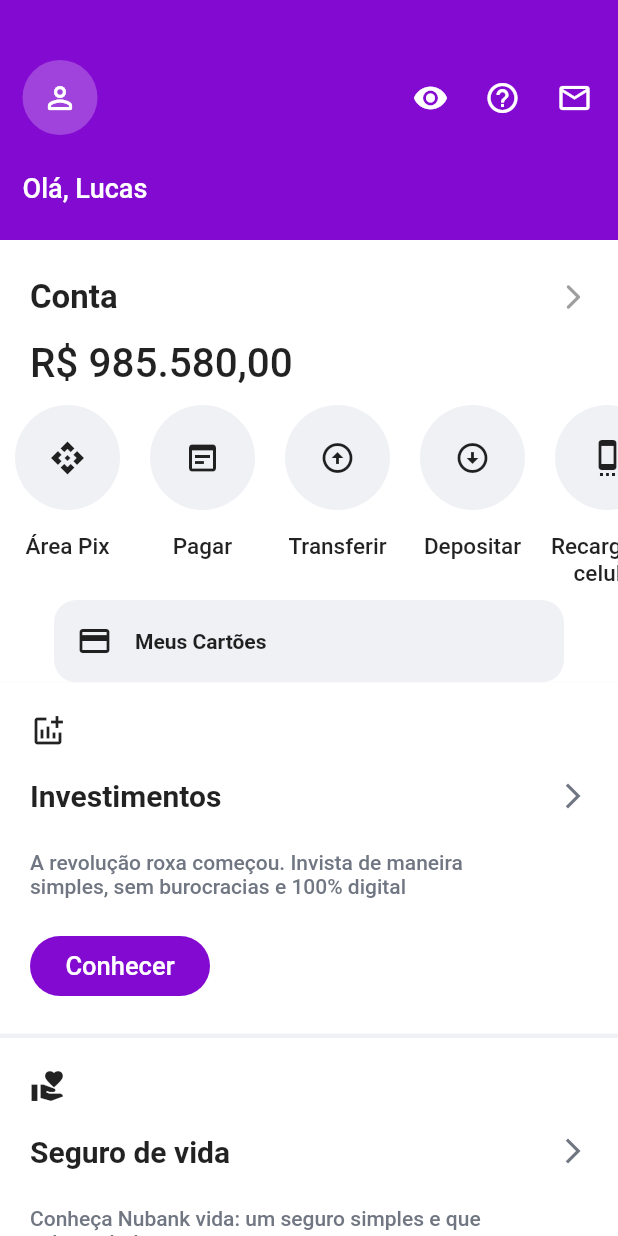
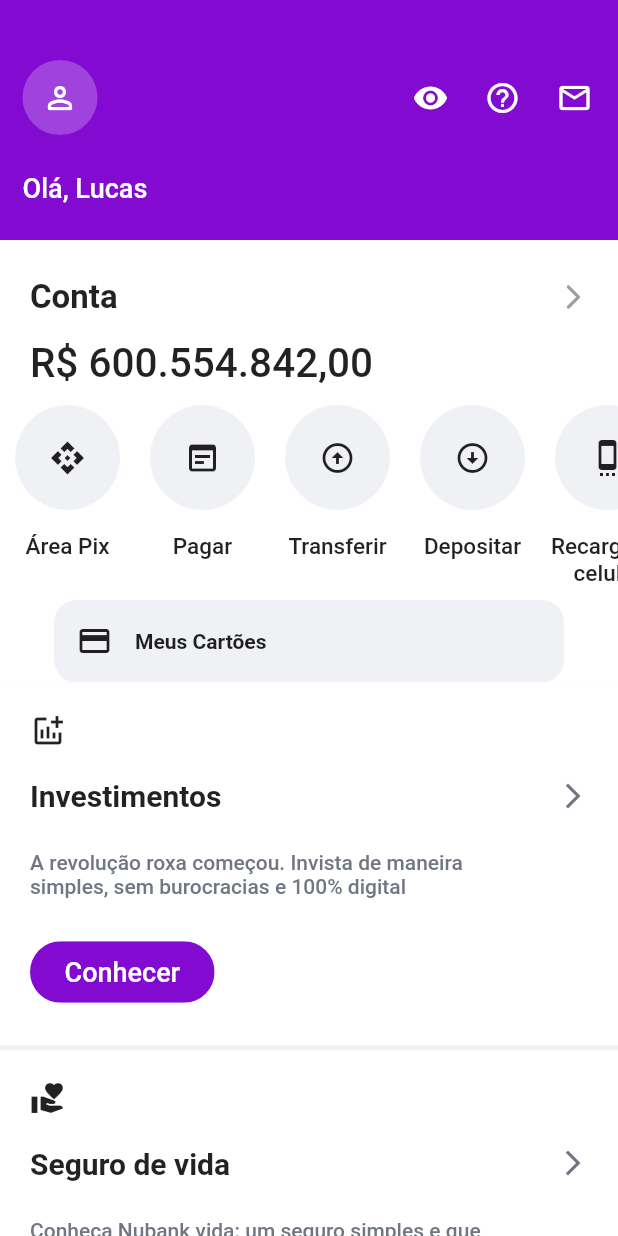
Before and after one commit to lucasbustamante/Clone_NuBank, a Flutter app: the screen it shows after launch, on a phone screen of 412 x 824 dp. Run offline on Flutter 3.47's test engine with Material 2 defaults, Android fonts, the phone set to English and light mode, and no system bars.

Commit message:
atualização 27102021

```diff
--- a/lib/core/constants.dart
+++ b/lib/core/constants.dart
@@ -1,2 +1,2 @@
 const Username = 'Lucas';
-const Value = '985.580,00';
+const Value = '600.554.842,00';
--- a/lib/designer/card (Cópia em conflito de EXPEDICAO-81 2021-10-25).dart
+++ /dev/null
@@ -1,22 +0,0 @@
-import 'package:flutter/material.dart';
-
-class Cards extends StatelessWidget {
-  final IconData? icon;
-  final String text;
-
-  Cards (this.text, {this.icon});
-
-  @override
-  Widget build(BuildContext context) {
-    return Container(
-      width: MediaQuery.of(context).size.width,
-      child: Column(
-        children: [
-          Icon(icon),
-          SizedBox(height: 20),
-          Text(text)
-        ],
-      )
-    );
-  }
-}
--- a/lib/designer/card.dart
+++ b/lib/designer/card.dart
@@ -1,14 +1,15 @@
 import 'package:flutter/cupertino.dart';
 import 'package:flutter/material.dart';
 import 'package:nubank/designer/colors.dart';
+import 'package:nubank/designer/purple_button.dart';
 
 class Cards extends StatelessWidget {
   final IconData? icon;
   final String title;
   final String? text;
-  final String? tags;
+  final String? button;
 
-  Cards (this.title,  {this.text, this.icon,this.tags});
+  Cards (this.title,  {this.text, this.icon,this.button});
 
   @override
   Widget build(BuildContext context) {
@@ -35,14 +36,8 @@ class Cards extends StatelessWidget {
               Text(text!,style: TextStyle(color: aSecondaryTextColor, fontWeight:
               FontWeight.w500, fontSize: 14)),
             SizedBox(height: 25,),
-            if (tags!= null)
-              Container(
-              height: 40, width: 120,
-              decoration: BoxDecoration(color: aPrimaryColor,
-              borderRadius: BorderRadius.circular(40)),
-              child: Center(child: Text(tags!, style: TextStyle(
-                color: aContainerColor, fontSize: 17, fontWeight: FontWeight.w500
-              ),)),),
+            if (button!= null)
+              PurpleButton('Conhecer'),
             SizedBox(height: 25,),
           ],
         ),
--- /dev/null
+++ b/lib/designer/main_card.dart
@@ -0,0 +1,36 @@
+import 'package:flutter/cupertino.dart';
+import 'package:flutter/material.dart';
+import 'package:nubank/designer/card.dart';
+import 'package:nubank/designer/colors.dart';
+import '../other_cards.dart';
+
+class MainCard extends StatelessWidget {
+  const MainCard({Key? key}) : super(key: key);
+
+  @override
+  Widget build(BuildContext context) {
+    return Container(
+      color: aBackgroundColor,
+        child: Column(
+          children: [
+            Cards('Investimentos',
+                icon: Icons.addchart,
+                text: 'A revolução roxa começou. Invista de maneira\nsimples,'
+                    ' sem burocracias e 100% digital',
+                button: 'Conhecer'),
+            SizedBox(height: 3),
+            Cards(
+              'Seguro de vida',
+              text: 'Conheça Nubank vida: um seguro simples e que\n'
+                  'cabe no bolso. ',
+              icon: Icons.volunteer_activism,
+            ),
+            SizedBox(
+              height: 3,
+            ),
+          ],
+        ),
+
+    );
+  }
+}
--- a/lib/designer/screens/home_page.dart
+++ b/lib/designer/screens/home_page.dart
@@ -1,12 +1,11 @@
 import 'package:flutter/cupertino.dart';
 import 'package:flutter/material.dart';
-import 'package:nubank/designer/card.dart';
 import 'package:nubank/designer/circle_button.dart';
 import 'package:nubank/designer/colors.dart';
 import 'package:nubank/designer/screens/my_cards.dart';
 import 'package:nubank/designer/screens/profile.dart';
 import 'package:nubank/designer/value_card.dart';
-
+import '../main_card.dart';
 import '../other_cards.dart';
 
 class HomePage extends StatefulWidget {
@@ -21,7 +20,14 @@ class _HomePageState extends State<HomePage> {
   Widget build(BuildContext context) {
     return Scaffold(
       backgroundColor: aBackgroundColor,
-      body: SingleChildScrollView(
+      body: Container(decoration: BoxDecoration(
+        gradient: LinearGradient(begin: Alignment.topCenter,
+            end: Alignment.bottomCenter,
+          colors:[aPrimaryColor, Colors.white],
+          stops: [0.5,0.5],
+        )
+      ),
+        child: SingleChildScrollView(
           physics: BouncingScrollPhysics(),
           child: Column(
             children: [
@@ -31,32 +37,74 @@ class _HomePageState extends State<HomePage> {
                   width: MediaQuery.of(context).size.width,
                   color: aContainerColor,
                   child: SingleChildScrollView(
+                    physics: BouncingScrollPhysics(),
                     scrollDirection: Axis.horizontal,
-                  physics: BouncingScrollPhysics(),
                     child: Row(
                       children: [
-                      CircleButton('Área Pix', icon: Icons.api,),
+                        CircleButton(
+                          'Área Pix',
+                          icon: Icons.api,
+                        ),
                         CircleButton('Pagar', icon: Icons.wysiwyg),
-                      CircleButton('Transferir',icon: Icons.arrow_circle_up),
-                      CircleButton('Depositar',icon: Icons.arrow_circle_down),
-                      CircleButton('Recarga de celular',icon: Icons.settings_cell),
-                      CircleButton('Transferir Internac.',icon: Icons.arrow_circle_up_outlined),
-                        CircleButton('Encotrar atalhos', tag: 'Dica',),                   ],
+                        CircleButton('Transferir', icon: Icons.arrow_circle_up),
+                        CircleButton('Depositar', icon: Icons.arrow_circle_down),
+                        CircleButton('Recarga de celular',
+                            icon: Icons.settings_cell),
+                        CircleButton('Transferir Internac.',
+                            icon: Icons.arrow_circle_up_outlined),
+                        CircleButton(
+                          'Encotrar atalhos',
+                          tag: 'Dica',
+                        ),
+                      ],
                     ),
                   )),
               MyCards(),
-            Cards('Investimentos',icon: Icons.addchart,
-              text: 'A revolução roxa começou. Invista de maneira\nsimples,'
-                  ' sem burocracias e 100% digital',tags: 'Conhecer'),
-            SizedBox(height: 3),
-            Cards('Seguro de vida', text: 'Conheça Nubank vida: um seguro simples e que\n'
-                'cabe no bolso. ', icon: Icons.volunteer_activism,),
-            SizedBox(height: 3,),
-            Cards('Conhecer mais',),
-            OtherCards('Função débito', text: 'Você no controle das suas compras do\n'
-                'dia a dia de um jeito fácil e\ntransparente.',
-            tag: 'Ativar débito',),
+              MainCard(),
+              Container(
+                width: MediaQuery.of(context).size.width,
+                color: aContainerColor,
+                child: Column(
+                  crossAxisAlignment: CrossAxisAlignment.start,
+                  children: [
+                    SizedBox(
+                      height: 15,
+                    ),
+                    Padding(
+                      padding: const EdgeInsets.symmetric(horizontal: 20),
+                      child: Text('Descubra mais',
+                          style: TextStyle(
+                              fontSize: 20, fontWeight: FontWeight.w600)),
+                    ),
+                    SizedBox(height: 35),
+                    SingleChildScrollView(
+                      scrollDirection: Axis.horizontal,
+                      child: Padding(
+                        padding: const EdgeInsets.only(left: 20),
+                        child: Row(children: [
+                          OtherCards('Função débito',
+                              text:
+                                  'Você no controle das suas compras do\n'
+                                      'dia a dia de um jeito fácil e\ntransparente',
+                              tag: 'Ativar débito'),
+                          OtherCards('Indique seus amigos',
+                              text:
+                              'Mostre aos seus amigos como é fácil ter uma vida sem burocracia',
+                              tag: 'Indicar amigos'),
+                          OtherCards('WhatsApp',
+                              text:
+                              'Pagamentos seguros, rápidos e sem tarifa. '
+                                  'A experiência Nubank sem nem sair da conversa.',
+                              tag: 'Quero conhecer'),
+                        ]),
+                      ),
+                    ),
+                    SizedBox(height: 10,)
                   ],
+                ),
+              )
+            ],
+          ),
         ),
       ),
     );
--- /dev/null
+++ b/lib/other_cards.dart
@@ -0,0 +1 @@
+// TODO Implement this library.
```
Also changed, not shown: lib/designer/other_cards.dart (+6 -9 lines), lib/designer/purple_button.dart (+8 -27 lines), pubspec.lock. Lines whose indentation alone changed are shown as unchanged.
